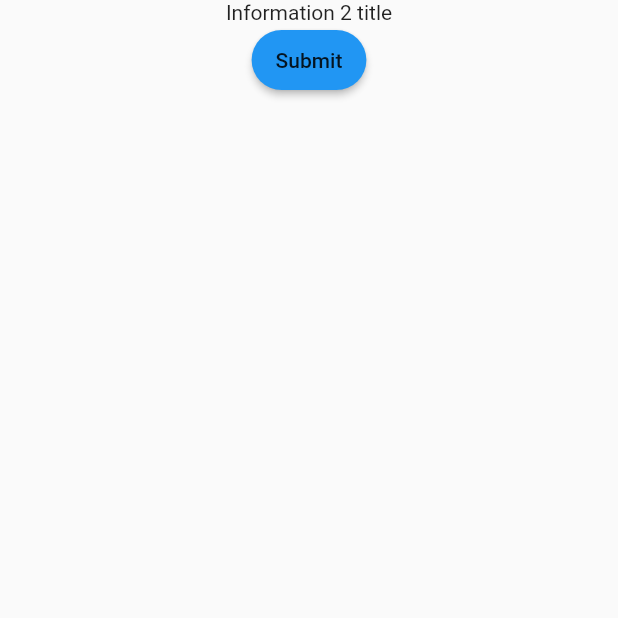
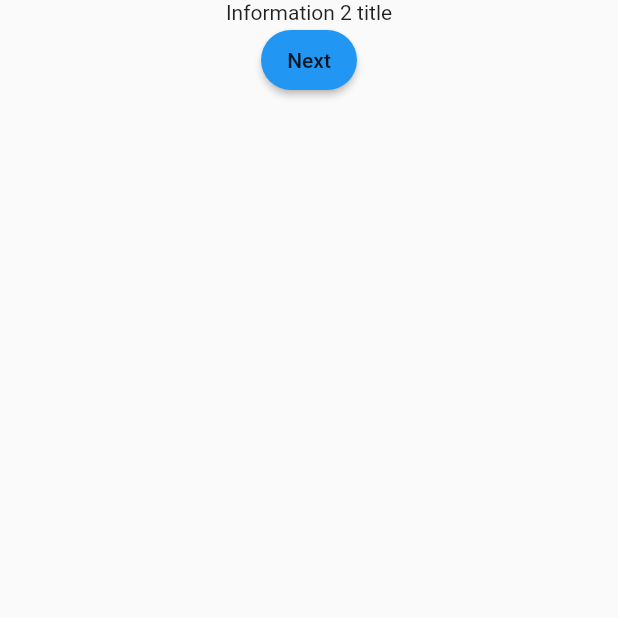
Before and after one commit to theRealGetman/survey-flow, a Flutter app: the screen it shows after launch, after a tap on "Next", on a phone screen of 412 x 824 dp, the top half of it. Run offline on Flutter 3.47's test engine with Material 2 defaults, Android fonts, the phone set to English and light mode, and no system bars.

Commit message:
Update steps list

```diff
--- a/example/lib/main.dart
+++ b/example/lib/main.dart
@@ -29,14 +29,22 @@ class MyApp extends StatelessWidget {
           InformationStep(
             title: 'Information 2 title',
             buttons: [
-              const StepButton.submit(),
+              const StepButton.next(),
             ],
           ),
         ],
         onSubmit: (results) async {
           print('>>> SUBMIT $results');
           await Future.delayed(Duration(seconds: 3));
-          return false;
+          // return [];
+          return [
+            InformationStep(
+              title: 'NEW INFORMATION STEP',
+              buttons: [
+                const StepButton.next(),
+              ],
+            ),
+          ];
         },
         onFinish: () {
           print('>>> FINISHED');
--- a/lib/src/widgets/survey_flow.dart
+++ b/lib/src/widgets/survey_flow.dart
@@ -17,8 +17,9 @@ class SurveyFlow extends StatefulWidget {
   final Widget? loadingPlaceholder;
   final Map<String, Function>? actionHandler;
 
-  // if onSubmit returns true - onFinish will be called right after onSubmit is finished
-  final Future<bool> Function(List<StepResult> results)? onSubmit;
+  // if onSubmit returns empty list - onFinish will be called right after onSubmit is finished
+  // else returned steps would be added to the queue
+  final Future<List<SurveyStep>> Function(List<StepResult> results)? onSubmit;
   final VoidCallback onFinish;
 
   @override
@@ -71,26 +72,26 @@ class _SurveyFlowState extends State<SurveyFlow> {
       bool shouldFinish = true;
       // last page, so we need to submit
       if (widget.onSubmit != null) {
-        shouldFinish = await widget.onSubmit!(results);
+        final List<SurveyStep> newSteps = await widget.onSubmit!(results);
+        shouldFinish = newSteps.isEmpty;
+        setState(() {
+          steps.addAll(newSteps);
+        });
       }
       if (shouldFinish) {
         widget.onFinish();
         return;
       }
     }
-    if (button.action == StepActions.next) {
-      _controller.nextPage(
-        duration: const Duration(milliseconds: 300),
-        curve: Curves.easeIn,
-      );
-      return;
-    }
-    if (button.action == StepActions.skip) {
-      _controller.nextPage(
-        duration: const Duration(milliseconds: 300),
-        curve: Curves.easeIn,
-      );
-      return;
+    switch (button.action) {
+      case StepActions.submit:
+      case StepActions.next:
+      case StepActions.skip:
+        _controller.nextPage(
+          duration: const Duration(milliseconds: 300),
+          curve: Curves.easeIn,
+        );
+        return;
     }
   }
 }
```
Also changed, not shown: 1 other file.
